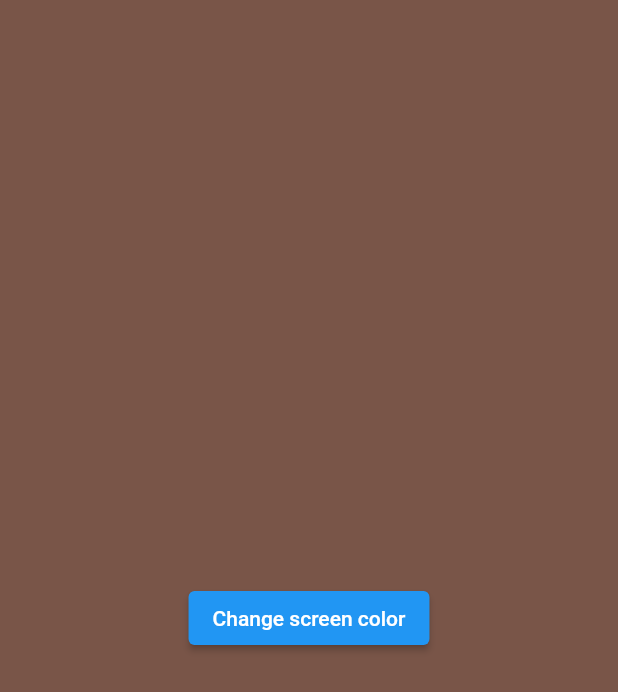
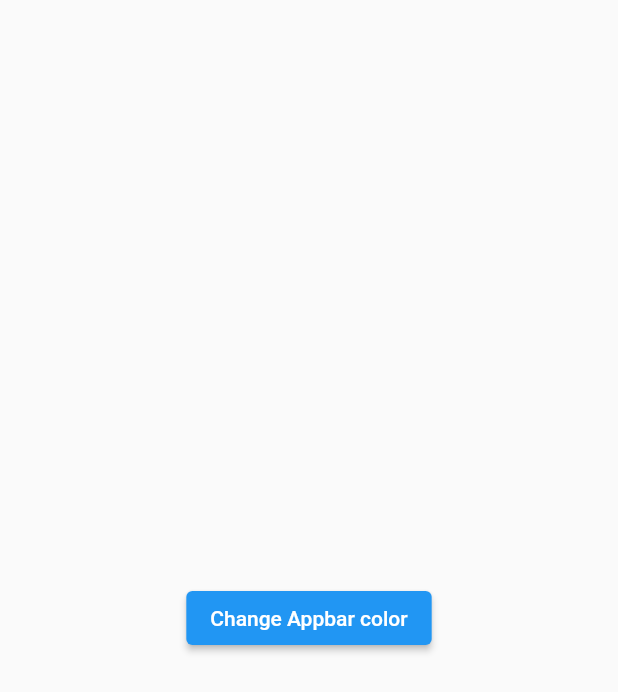
Before and after one commit to AgweBryan/simple-flutter-app, a Flutter app: the ChangeNavBarColor widget shown alone on an empty page, opened directly, on a phone screen of 412 x 824 dp. Shown: the top 692 px of the screen. Run offline on Flutter 3.47's test engine with Material 2 defaults, Android fonts, the phone set to English and light mode, and no system bars; our stand-ins replace flutter_riverpod.

Commit message:
My first commit

```diff
--- a/analysis_options.yaml
+++ b/analysis_options.yaml
@@ -27,6 +27,7 @@ linter:
     prefer_const_constructors: false
     prefer_const_literals_to_create_immutables: false
     prefer_const_constructors_in_immutables: false
+    use_key_in_widget_constructors: false
 
 # Additional information about this file can be found at
 # https://dart.dev/guides/language/analysis-options
--- a/lib/screens/change_navbar_color.dart
+++ b/lib/screens/change_navbar_color.dart
@@ -1,44 +1,32 @@
 import 'package:flutter/material.dart';
 
-class ChangeNavBarColor extends StatefulWidget {
-  const ChangeNavBarColor({Key? key}) : super(key: key);
-
-  @override
-  State<ChangeNavBarColor> createState() => ChangeNavBarColorState();
-}
-
-class ChangeNavBarColorState extends State<ChangeNavBarColor> {
-  int index = 0;
-
-  List<Color> colorList = [
-    Colors.brown,
-    Colors.black,
-    Colors.white,
-    Colors.green,
-    Colors.indigo,
-  ];
+class ChangeNavBarColor extends StatelessWidget {
+  final Function? changeAppBarColor;
+  final Function? changeBottomBarColor;
+  ChangeNavBarColor({this.changeAppBarColor, this.changeBottomBarColor});
 
   @override
   Widget build(BuildContext context) {
-    return Scaffold(
-      backgroundColor: colorList[index],
-      body: Center(
-        child: ElevatedButton(
-          onPressed: () {
-            if (index == 4) {
-              setState(() {
-                index = -1;
-              });
-            }
-            setState(() {
-              index++;
-            });
-          },
-          child: Text(
-            'Change screen color',
+    return Column(
+      children: [
+        Expanded(
+          child: Stack(
+            children: [
+              Center(
+                child: ElevatedButton(
+                  child: Text(
+                    'Change Appbar color',
+                  ),
+                  onPressed: () {
+                    changeAppBarColor!();
+                    changeBottomBarColor!();
+                  },
+                ),
+              )
+            ],
           ),
         ),
-      ),
+      ],
     );
   }
 }
```
Also changed, not shown: lib/screens/button_change_screen_color.dart (+20 -35 lines), lib/screens/counter_screen.dart (+24 -13 lines), lib/screens/home.dart (+64 -6 lines).
